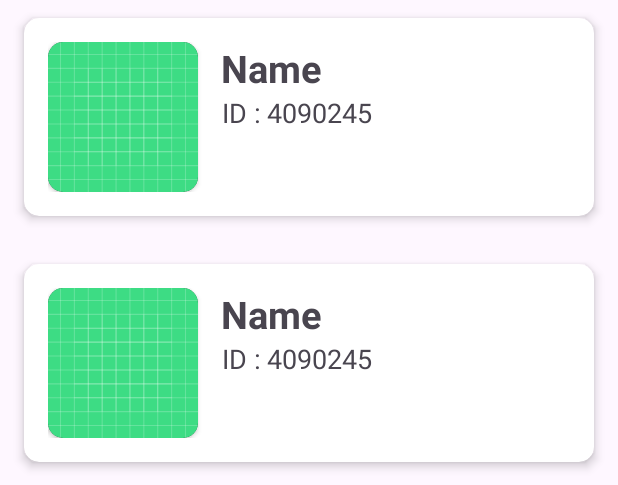
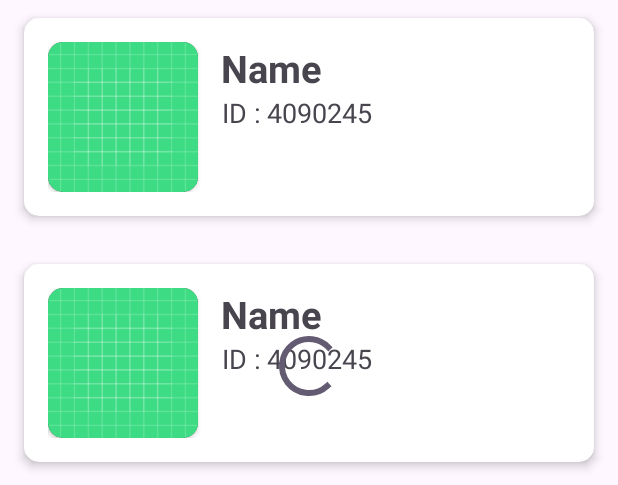
Before and after one commit to rahoelr/myGithub, an Android app: the layout activity_favorite_user.xml on its own in the app's theme, with its tools: preview values and no code run, on a phone screen of 412 x 824 dp. Shown: the part 252-737 px from the top of the screen. Run offline under Robolectric (Android 15) with nearby library versions, the phone set to English and light mode, and no system bars; network calls fail.

```diff
--- a/app/src/main/java/com/example/mygithub/repository/FavoriteRepository.kt
+++ b/app/src/main/java/com/example/mygithub/repository/FavoriteRepository.kt
@@ -41,11 +41,11 @@ class FavoriteRepository(application: Application) {
 
     fun setFavoriteUser(favoriteUser: FavoriteUser, isFavorite: Boolean) {
         if (isFavorite) {
-            // Jika isFavorite adalah true, tambahkan ke daftar favorit
             insert(favoriteUser)
         } else {
-            // Jika isFavorite adalah false, hapus dari daftar favorit
             delete(favoriteUser.id)
         }
     }
+
+
 }
--- a/app/src/main/java/com/example/mygithub/ui/DetailViewModel.kt
+++ b/app/src/main/java/com/example/mygithub/ui/DetailViewModel.kt
@@ -21,6 +21,7 @@ class DetailViewModel(application: Application) : ViewModel() {
     private val _isLoading = MutableLiveData<Boolean>()
     val isLoading: LiveData<Boolean>
         get() = _isLoading
+
 
     private val mFavoriteUserRepository: FavoriteRepository =
         FavoriteRepository(application)
--- a/app/src/main/java/com/example/mygithub/ui/UserAdapter.kt
+++ b/app/src/main/java/com/example/mygithub/ui/UserAdapter.kt
@@ -40,8 +40,6 @@ class UserAdapter : ListAdapter<ItemsItem, UserAdapter.MyViewHolder>(DIFF_CALLBA
                 binding.root.context.startActivity(intent)
             }
         }
-
-
     }
 
     companion object {
--- a/app/src/main/res/layout/activity_favorite_user.xml
+++ b/app/src/main/res/layout/activity_favorite_user.xml
@@ -17,4 +17,16 @@
         app:layout_constraintTop_toTopOf="parent"
         tools:listitem="@layout/item_review" />
 
+    <ProgressBar
+        android:id="@+id/progressBar"
+        style="?android:attr/progressBarStyle"
+        android:layout_width="wrap_content"
+        android:layout_height="wrap_content"
+        android:visibility="gone"
+        app:layout_constraintBottom_toBottomOf="parent"
+        app:layout_constraintEnd_toEndOf="parent"
+        app:layout_constraintStart_toStartOf="parent"
+        app:layout_constraintTop_toTopOf="parent"
+        tools:visibility="visible" />
+
 </androidx.constraintlayout.widget.ConstraintLayout>
```
Also changed, not shown: app/src/main/java/com/example/mygithub/ui/DetailAct.kt (+6 -3 lines), app/src/main/java/com/example/mygithub/ui/favorites/FavoriteUserAct.kt (+44 -2 lines), app/src/main/java/com/example/mygithub/ui/favorites/FavoriteUserAdapter.kt (added, +51 -0 lines), app/src/main/java/com/example/mygithub/ui/favorites/FavoriteUserViewModel.kt (added, +13 -0 lines), app/src/main/java/com/example/mygithub/ui/favorites/ViewModelFactoryFav.kt (added, +10 -0 lines).
